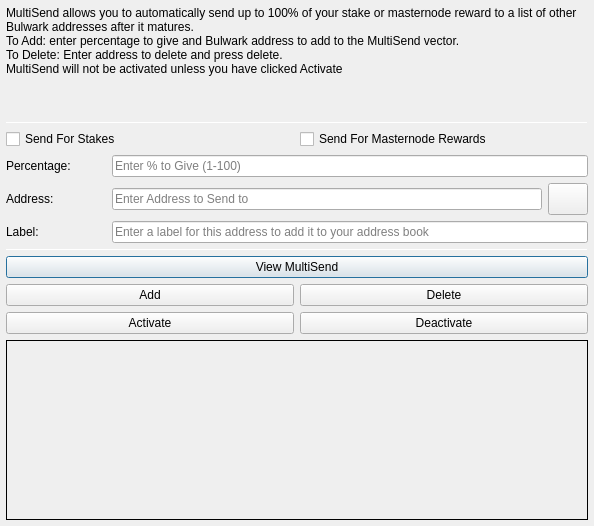
Before: the Qt Designer form src/qt/forms/multisenddialog.ui in bulwark-crypto/Bulwark, drawn with Qt 5.
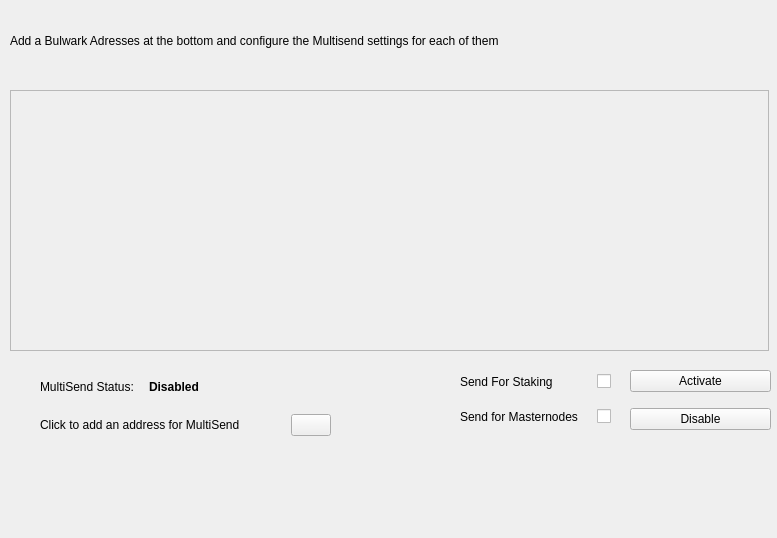
After: the same form once the commit is applied. Icons and pictures are not drawn.

Commit message: UI changes and implemented MultiSend for individual addresses

The edit to the form file:
```diff
--- a/src/qt/forms/multisenddialog.ui
+++ b/src/qt/forms/multisenddialog.ui
@@ -9,111 +9,176 @@
    <rect>
     <x>0</x>
     <y>0</y>
-    <width>594</width>
-    <height>526</height>
+    <width>777</width>
+    <height>538</height>
    </rect>
   </property>
   <property name="windowTitle">
    <string>MultiSend</string>
   </property>
-  <layout class="QVBoxLayout" name="verticalLayout" stretch="0">
-   <property name="leftMargin">
-    <number>6</number>
-   </property>
-   <property name="topMargin">
-    <number>6</number>
-   </property>
-   <property name="rightMargin">
-    <number>6</number>
-   </property>
-   <property name="bottomMargin">
-    <number>6</number>
-   </property>
-   <item>
-    <layout class="QVBoxLayout" name="verticalLayout_Main" stretch="1,1,1,0,1,1,1">
-     <item>
-      <widget class="QLabel" name="label_2">
-       <property name="lineWidth">
-        <number>1</number>
-       </property>
-       <property name="text">
-        <string>MultiSend allows you to automatically send up to 100% of your stake or masternode reward to a list of other Bulwark addresses after it matures.
-To Add: enter percentage to give and Bulwark address to add to the MultiSend vector.
-To Delete: Enter address to delete and press delete.
-MultiSend will not be activated unless you have clicked Activate</string>
-       </property>
-       <property name="alignment">
-        <set>Qt::AlignLeading|Qt::AlignLeft|Qt::AlignTop</set>
-       </property>
-       <property name="wordWrap">
-        <bool>true</bool>
-       </property>
-      </widget>
-     </item>
-     <item>
-      <widget class="Line" name="line">
-       <property name="minimumSize">
-        <size>
-         <width>0</width>
-         <height>1</height>
-        </size>
-       </property>
-       <property name="maximumSize">
-        <size>
-         <width>16777215</width>
-         <height>1</height>
-        </size>
-       </property>
-       <property name="orientation">
-        <enum>Qt::Horizontal</enum>
-       </property>
-      </widget>
-     </item>
-     <item>
-      <layout class="QVBoxLayout" name="verticalLayout_Settings">
-       <item>
-        <layout class="QHBoxLayout" name="horizontalLayout">
-         <item>
-          <widget class="QCheckBox" name="multiSendStakeCheckBox">
-           <property name="text">
-            <string>Send For Stakes</string>
-           </property>
-          </widget>
-         </item>
-         <item>
-          <widget class="QCheckBox" name="multiSendMasternodeCheckBox">
-           <property name="text">
-            <string>Send For Masternode Rewards</string>
-           </property>
-          </widget>
-         </item>
-        </layout>
-       </item>
-       <item>
-        <layout class="QHBoxLayout" name="horizontalLayout_6">
-         <item>
           <widget class="QLabel" name="label">
-           <property name="minimumSize">
+   <property name="enabled">
+    <bool>true</bool>
+   </property>
+   <property name="geometry">
+    <rect>
+     <x>10</x>
+     <y>10</y>
+     <width>521</width>
+     <height>61</height>
+    </rect>
+   </property>
+   <property name="text">
+    <string>Add a Bulwark Adresses at the bottom and configure the Multisend settings for each of them</string>
+   </property>
+  </widget>
+  <widget class="QScrollArea" name="addAddressScrollArea">
+   <property name="geometry">
+    <rect>
+     <x>10</x>
+     <y>90</y>
+     <width>759</width>
+     <height>261</height>
+    </rect>
+   </property>
+   <property name="sizePolicy">
+    <sizepolicy hsizetype="Preferred" vsizetype="Expanding">
+     <horstretch>0</horstretch>
+     <verstretch>0</verstretch>
+    </sizepolicy>
+   </property>
+   <property name="widgetResizable">
+    <bool>true</bool>
+   </property>
+   <widget class="QWidget" name="addAddressWidget">
+    <property name="geometry">
+     <rect>
+      <x>0</x>
+      <y>0</y>
+      <width>757</width>
+      <height>259</height>
+     </rect>
+    </property>
+    <layout class="QVBoxLayout" name="verticalLayout_5">
+     <item>
+      <layout class="QVBoxLayout" name="addressList"/>
+     </item>
+     <item>
+      <spacer name="verticalSpacer">
+       <property name="orientation">
+        <enum>Qt::Vertical</enum>
+       </property>
+       <property name="sizeHint" stdset="0">
             <size>
-             <width>100</width>
-             <height>0</height>
-            </size>
-           </property>
-           <property name="toolTip">
-            <string>Percentage of stake to send</string>
-           </property>
+         <width>20</width>
+         <height>40</height>
+        </size>
+       </property>
+      </spacer>
+     </item>
+    </layout>
+   </widget>
+  </widget>
+  <widget class="QWidget" name="verticalLayoutWidget_3">
+   <property name="geometry">
+    <rect>
+     <x>630</x>
+     <y>360</y>
+     <width>141</width>
+     <height>80</height>
+    </rect>
+   </property>
+   <layout class="QVBoxLayout" name="verticalLayout_3">
+    <item>
+     <widget class="QPushButton" name="activateButton">
            <property name="text">
-            <string>Percentage:</string>
-           </property>
+       <string>Activate</string>
+      </property>
+      <property name="autoDefault">
+       <bool>false</bool>
+      </property>
           </widget>
          </item>
          <item>
-          <widget class="QLineEdit" name="multiSendPercentEdit">
-           <property name="toolTip">
-            <string>Enter whole numbers 1 - 100</string>
-           </property>
-           <property name="placeholderText">
-            <string>Enter % to Give (1-100)</string>
+     <widget class="QPushButton" name="disableButton">
+      <property name="text">
+       <string>Disable</string>
+      </property>
+      <property name="autoDefault">
+       <bool>false</bool>
+      </property>
+     </widget>
+    </item>
+   </layout>
+  </widget>
+  <widget class="QWidget" name="verticalLayoutWidget">
+   <property name="geometry">
+    <rect>
+     <x>20</x>
+     <y>360</y>
+     <width>431</width>
+     <height>91</height>
+    </rect>
+   </property>
+   <layout class="QVBoxLayout" name="verticalLayout_4">
+    <property name="leftMargin">
+     <number>10</number>
+    </property>
+    <property name="topMargin">
+     <number>10</number>
+    </property>
+    <property name="rightMargin">
+     <number>10</number>
+    </property>
+    <property name="bottomMargin">
+     <number>10</number>
+    </property>
+    <item>
+     <layout class="QHBoxLayout" name="horizontalLayout_2">
+      <property name="spacing">
+       <number>15</number>
+      </property>
+      <property name="leftMargin">
+       <number>10</number>
+      </property>
+      <property name="topMargin">
+       <number>5</number>
+      </property>
+      <property name="rightMargin">
+       <number>10</number>
+      </property>
+      <property name="bottomMargin">
+       <number>5</number>
+      </property>
+      <item>
+       <widget class="QLabel" name="multiSend">
+        <property name="sizePolicy">
+         <sizepolicy hsizetype="Preferred" vsizetype="Preferred">
+          <horstretch>0</horstretch>
+          <verstretch>0</verstretch>
+         </sizepolicy>
+        </property>
+        <property name="text">
+         <string>MultiSend Status:</string>
+        </property>
+       </widget>
+      </item>
+      <item>
+       <widget class="QLabel" name="multiSendStatusLabel">
+        <property name="sizePolicy">
+         <sizepolicy hsizetype="Expanding" vsizetype="Preferred">
+          <horstretch>0</horstretch>
+          <verstretch>0</verstretch>
+         </sizepolicy>
+        </property>
+        <property name="font">
+         <font>
+          <weight>75</weight>
+          <bold>true</bold>
+         </font>
+        </property>
+        <property name="text">
+         <string>Disabled</string>
            </property>
           </widget>
          </item>
@@ -121,6 +186,21 @@
        </item>
        <item>
         <layout class="QHBoxLayout" name="horizontalLayout_7">
+      <property name="spacing">
+       <number>5</number>
+      </property>
+      <property name="leftMargin">
+       <number>10</number>
+      </property>
+      <property name="topMargin">
+       <number>5</number>
+      </property>
+      <property name="rightMargin">
+       <number>10</number>
+      </property>
+      <property name="bottomMargin">
+       <number>5</number>
+      </property>
          <item>
           <widget class="QLabel" name="label_5">
            <property name="minimumSize">
@@ -133,22 +213,18 @@
             <string>Address to send portion of stake to</string>
            </property>
            <property name="text">
-            <string>Address:</string>
-           </property>
-          </widget>
-         </item>
-         <item>
-          <widget class="QLineEdit" name="multiSendAddressEdit">
-           <property name="toolTip">
-            <string/>
-           </property>
-           <property name="placeholderText">
-            <string>Enter Address to Send to</string>
+         <string>Click to add an address for MultiSend</string>
            </property>
           </widget>
          </item>
          <item>
           <widget class="QPushButton" name="addressBookButton">
+        <property name="sizePolicy">
+         <sizepolicy hsizetype="Maximum" vsizetype="Fixed">
+          <horstretch>0</horstretch>
+          <verstretch>0</verstretch>
+         </sizepolicy>
+        </property>
            <property name="maximumSize">
             <size>
              <width>16777215</width>
@@ -173,162 +249,86 @@
            </property>
           </widget>
          </item>
-        </layout>
+      <item>
+       <spacer name="horizontalSpacer">
+        <property name="orientation">
+         <enum>Qt::Horizontal</enum>
+        </property>
+        <property name="sizeType">
+         <enum>QSizePolicy::Maximum</enum>
+        </property>
+        <property name="sizeHint" stdset="0">
+         <size>
+          <width>100</width>
+          <height>20</height>
+         </size>
+        </property>
+       </spacer>
        </item>
       </layout>
      </item>
+   </layout>
+  </widget>
+  <widget class="QWidget" name="verticalLayoutWidget_2">
+   <property name="geometry">
+    <rect>
+     <x>460</x>
+     <y>360</y>
+     <width>151</width>
+     <height>80</height>
+    </rect>
+   </property>
+   <layout class="QVBoxLayout" name="verticalLayout">
      <item>
       <layout class="QHBoxLayout" name="horizontalLayout_3">
        <item>
-        <widget class="QLabel" name="label_3">
-         <property name="minimumSize">
-          <size>
-           <width>100</width>
-           <height>0</height>
-          </size>
-         </property>
+       <widget class="QLabel" name="MSStakingStatusLabel">
          <property name="text">
-          <string>Label:</string>
+         <string>Send For Staking</string>
          </property>
         </widget>
        </item>
        <item>
-        <widget class="QLineEdit" name="labelAddressLabelEdit">
-         <property name="placeholderText">
-          <string>Enter a label for this address to add it to your address book</string>
-         </property>
-        </widget>
-       </item>
-      </layout>
-     </item>
-     <item>
-      <widget class="Line" name="line_2">
-       <property name="minimumSize">
-        <size>
-         <width>0</width>
-         <height>1</height>
-        </size>
-       </property>
-       <property name="maximumSize">
-        <size>
-         <width>16777215</width>
-         <height>1</height>
-        </size>
-       </property>
-       <property name="orientation">
-        <enum>Qt::Horizontal</enum>
-       </property>
-      </widget>
-     </item>
-     <item>
-      <layout class="QVBoxLayout" name="verticalLayout_Buttons">
-       <item>
-        <layout class="QHBoxLayout" name="horizontalLayout_4">
-         <item>
-          <widget class="QPushButton" name="viewButton">
-           <property name="toolTip">
-            <string/>
-           </property>
-           <property name="statusTip">
-            <string>View MultiSend Vector</string>
-           </property>
+       <widget class="QCheckBox" name="multiSendStakeCheckBox">
+        <property name="sizePolicy">
+         <sizepolicy hsizetype="Maximum" vsizetype="Fixed">
+          <horstretch>0</horstretch>
+          <verstretch>0</verstretch>
+         </sizepolicy>
+        </property>
            <property name="text">
-            <string>View MultiSend</string>
-           </property>
-          </widget>
-         </item>
-        </layout>
-       </item>
-       <item>
-        <layout class="QHBoxLayout" name="horizontalLayout_2">
-         <item>
-          <widget class="QPushButton" name="addButton">
-           <property name="toolTip">
             <string/>
            </property>
-           <property name="statusTip">
-            <string>Add to MultiSend Vector</string>
-           </property>
-           <property name="text">
-            <string>Add</string>
-           </property>
-          </widget>
-         </item>
-         <item>
-          <widget class="QPushButton" name="deleteButton">
-           <property name="toolTip">
-            <string/>
-           </property>
-           <property name="statusTip">
-            <string>Delete Address From MultiSend Vector</string>
-           </property>
-           <property name="text">
-            <string>Delete</string>
-           </property>
-          </widget>
-         </item>
+       </widget>
+      </item>
         </layout>
        </item>
        <item>
-        <layout class="QHBoxLayout" name="horizontalLayout_5">
+     <layout class="QHBoxLayout" name="horizontalLayout">
          <item>
-          <widget class="QPushButton" name="activateButton">
-           <property name="statusTip">
-            <string>Activate MultiSend</string>
-           </property>
+       <widget class="QLabel" name="MSMasternodeLabel">
            <property name="text">
-            <string>Activate</string>
+         <string>Send for Masternodes</string>
            </property>
           </widget>
          </item>
          <item>
-          <widget class="QPushButton" name="disableButton">
-           <property name="statusTip">
-            <string>Deactivate MultiSend</string>
+       <widget class="QCheckBox" name="multiSendMasternodeCheckBox">
+        <property name="sizePolicy">
+         <sizepolicy hsizetype="Maximum" vsizetype="Maximum">
+          <horstretch>0</horstretch>
+          <verstretch>0</verstretch>
+         </sizepolicy>
            </property>
            <property name="text">
-            <string>Deactivate</string>
-           </property>
-          </widget>
-         </item>
-        </layout>
-       </item>
-      </layout>
-     </item>
-     <item>
-      <widget class="QLabel" name="message">
-       <property name="minimumSize">
-        <size>
-         <width>0</width>
-         <height>180</height>
-        </size>
-       </property>
-       <property name="frameShape">
-        <enum>QFrame::Panel</enum>
-       </property>
-       <property name="frameShadow">
-        <enum>QFrame::Plain</enum>
-       </property>
-       <property name="lineWidth">
-        <number>1</number>
-       </property>
-       <property name="midLineWidth">
-        <number>1</number>
-       </property>
-       <property name="text">
         <string/>
        </property>
-       <property name="alignment">
-        <set>Qt::AlignLeading|Qt::AlignLeft|Qt::AlignTop</set>
-       </property>
-       <property name="wordWrap">
-        <bool>true</bool>
-       </property>
       </widget>
      </item>
     </layout>
    </item>
   </layout>
+  </widget>
  </widget>
  <resources>
   <include location="../bulwark.qrc"/>
```
Left out of the diff: 8 changed lines with no effect on the pictures. Lines whose indentation alone changed are shown as unchanged. The commit also changes 144 other files.
